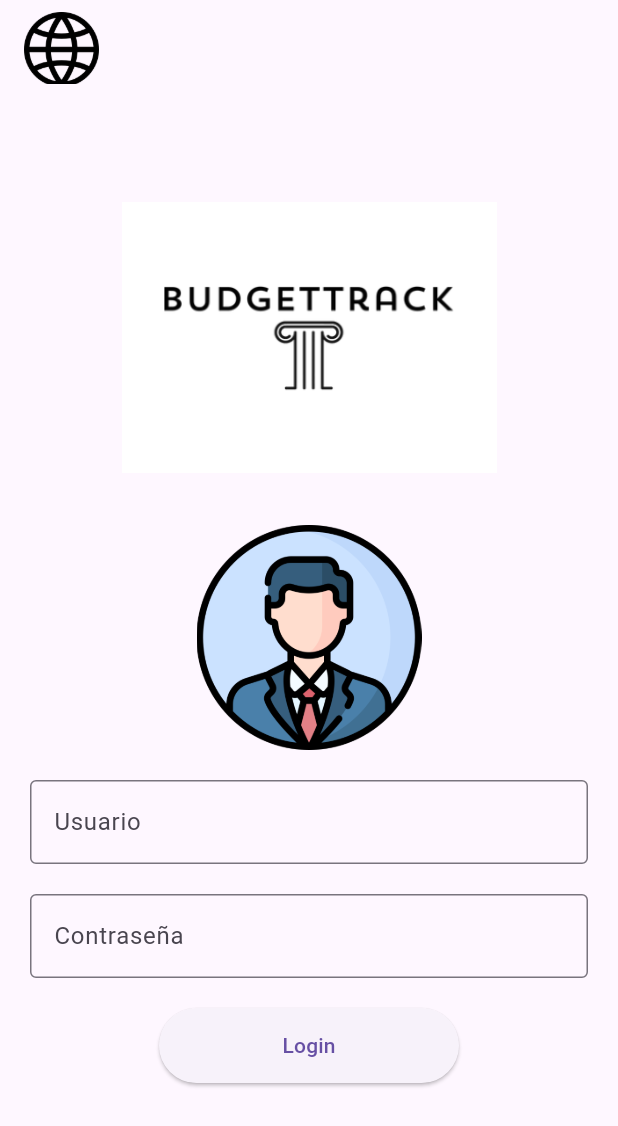
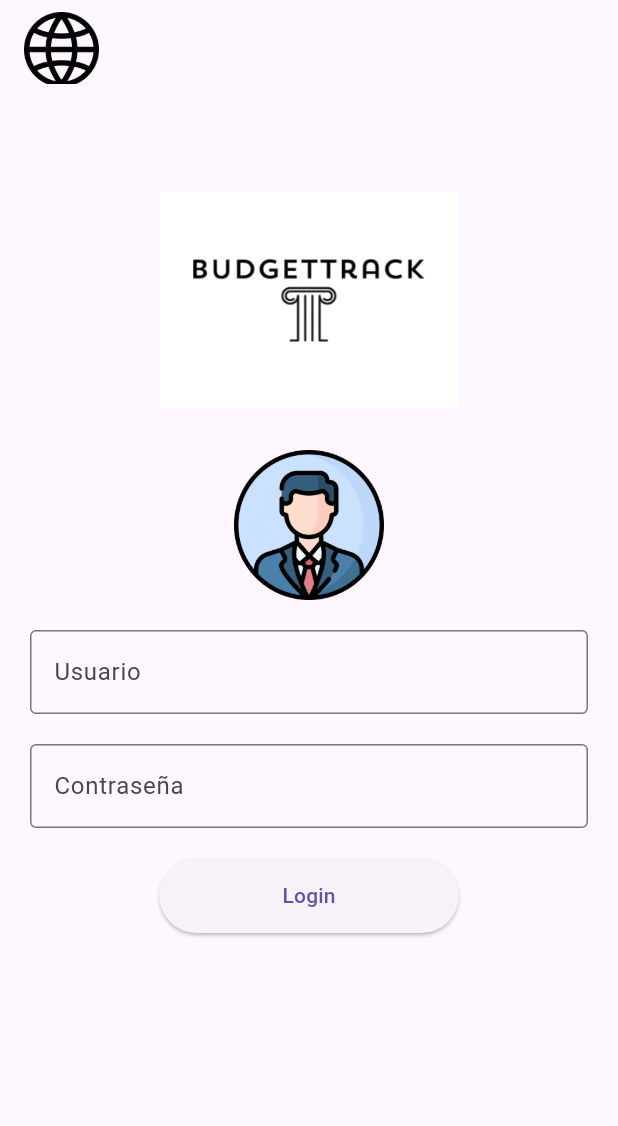
Before and after one commit to LACONCHA232/BudgetTrack, a Flutter app: the screen it shows after launch, on a phone screen of 412 x 824 dp. Shown: the top 1126 px of the screen. Run offline on Flutter 3.47's test engine with Material 3 defaults, Android fonts, the phone set to English and light mode, and no system bars.

Commit message:
bug fixed in LoginPage

```diff
--- a/lib/login_Page.dart
+++ b/lib/login_Page.dart
@@ -23,8 +23,8 @@ class LoginPage extends StatelessWidget {
       body: Center(
         child: Column(
           children: [
-            Image.asset('assets/images/logotipo.png', width: 250, height: 250),
-            Image.asset('assets/images/perfil.png', width: 150, height: 150),
+            Image.asset('assets/images/logotipo.png', width: 200, height: 200),
+            Image.asset('assets/images/perfil.png', width: 100, height: 100),
             SizedBox(height: 20),
             Padding(
               padding: EdgeInsets.symmetric(horizontal: 20.0), // Espacio horizontal de 20 píxeles
```
